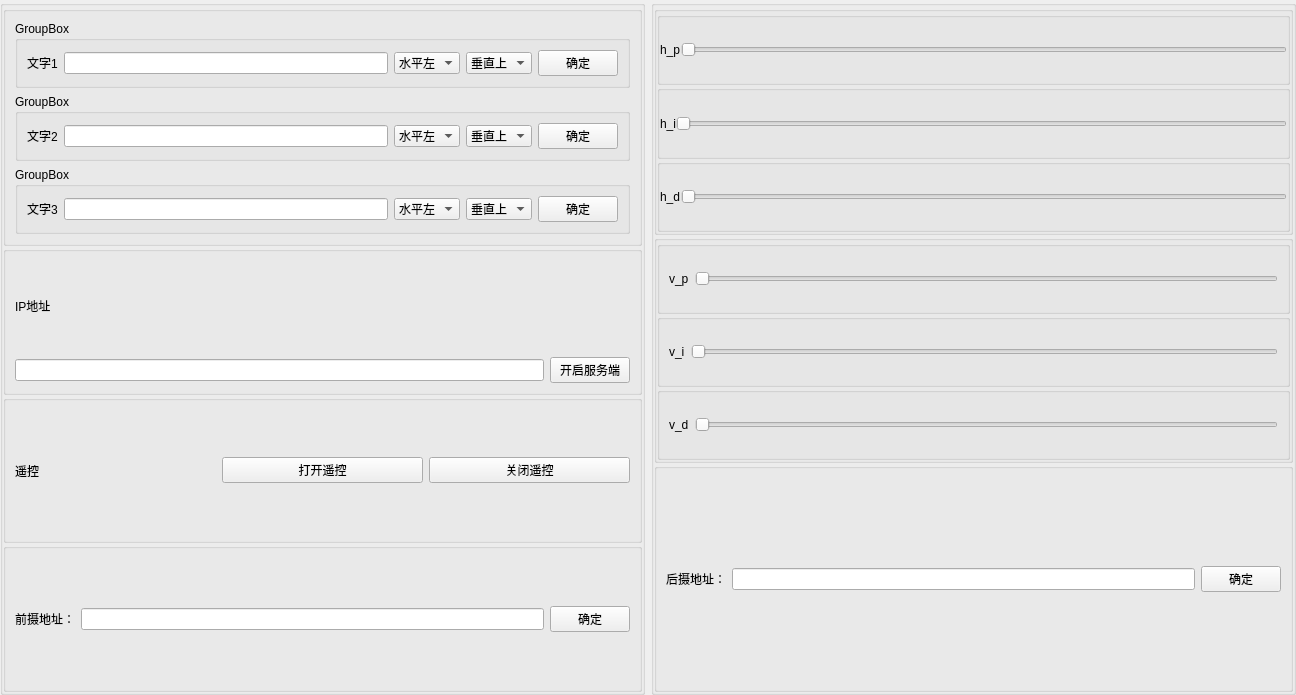
First picture: the form in ui/setting_ui.ui, repository ndkjing/uuv, before the edit.
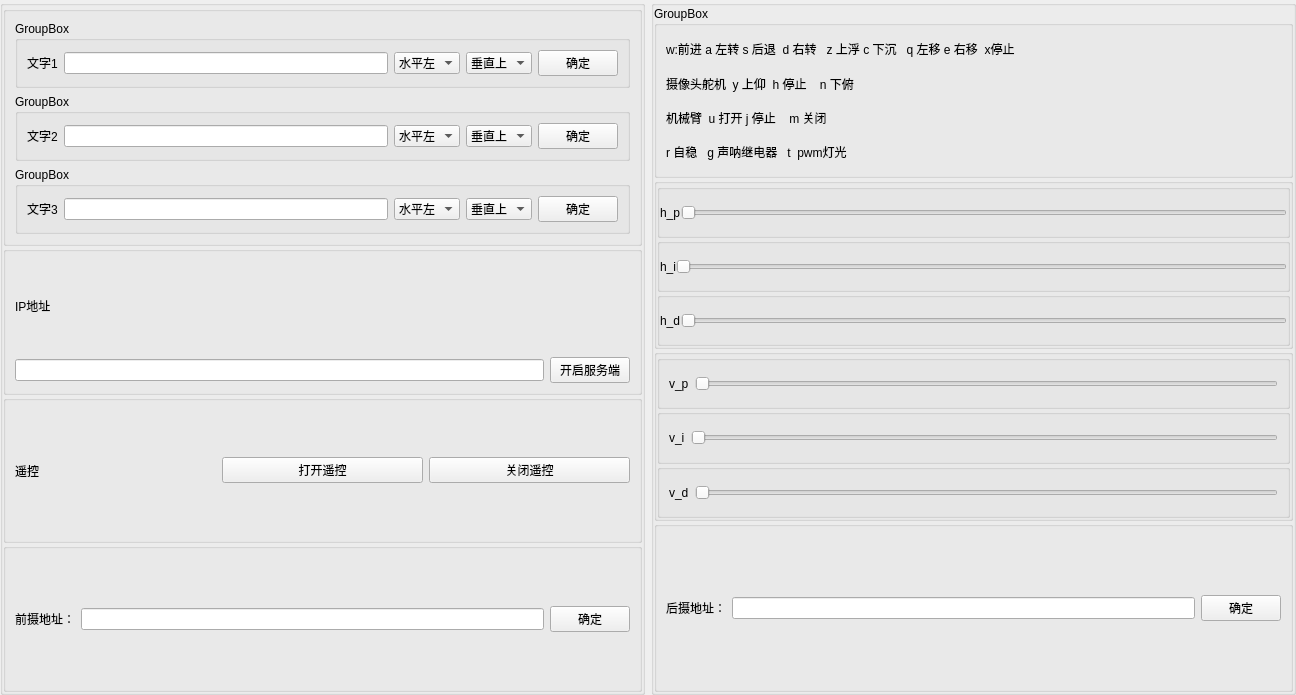
Second picture: the form after the edit. Icons and pictures are not drawn.

Commit message: 传递给单片机数据修改

The edit to the form file:
```diff
--- a/ui/setting_ui.ui
+++ b/ui/setting_ui.ui
@@ -342,7 +342,7 @@
      <property name="title">
       <string/>
      </property>
-     <layout class="QVBoxLayout" name="verticalLayout_2" stretch="1,1,1">
+     <layout class="QVBoxLayout" name="verticalLayout_2" stretch="1,1,1,1">
       <property name="spacing">
        <number>0</number>
       </property>
@@ -358,6 +358,46 @@
       <property name="bottomMargin">
        <number>0</number>
       </property>
+      <item>
+       <widget class="QGroupBox" name="groupBox_19">
+        <property name="title">
+         <string>GroupBox</string>
+        </property>
+        <layout class="QVBoxLayout" name="verticalLayout_6">
+         <item>
+          <widget class="QLabel" name="label_6">
+           <property name="text">
+            <string>w:前进 a 左转 s 后退  d 右转   z 上浮 c 下沉   q 左移 e 右移  x停止</string>
+           </property>
+           <property name="wordWrap">
+            <bool>true</bool>
+           </property>
+          </widget>
+         </item>
+         <item>
+          <widget class="QLabel" name="label_9">
+           <property name="text">
+            <string>摄像头舵机  y 上仰  h 停止    n 下俯</string>
+           </property>
+          </widget>
+         </item>
+         <item>
+          <widget class="QLabel" name="label_8">
+           <property name="text">
+            <string>机械臂  u 打开 j 停止    m 关闭</string>
+           </property>
+          </widget>
+         </item>
+         <item>
+          <widget class="QLabel" name="label_7">
+           <property name="text">
+            <string>r 自稳   g 声呐继电器   t  pwm灯光</string>
+           </property>
+          </widget>
+         </item>
+        </layout>
+       </widget>
+      </item>
       <item>
        <widget class="QGroupBox" name="groupBox_6">
         <property name="title">
```
The commit also changes 2 other files.
